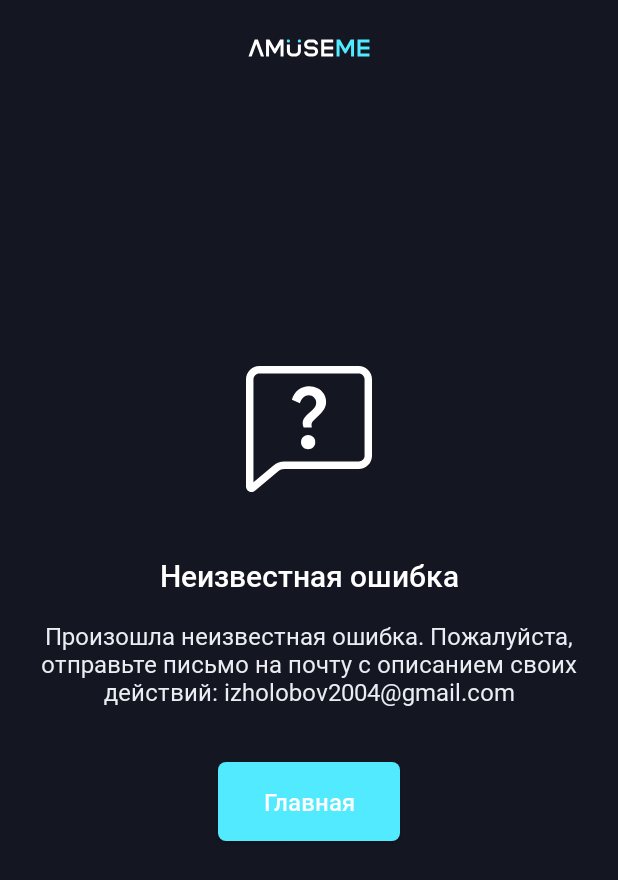
After one commit to Foksen/AmuseMe, an Android app: the ErrorFragment screen opened through its navigation route, on a phone screen of 412 x 824 dp. The commit adds this screen. Shown: the top 880 px of the screen. Run offline under Robolectric (Android 15) with nearby library versions, the phone set to English and light mode, and no system bars; our stand-ins replace Picasso, RxJava; pictures from the network do not load; 1 statement that could not run was skipped.

Commit message:
Error fragment

```diff
--- /dev/null
+++ b/app/src/main/java/com/example/amuseme/ErrorFragment.java
@@ -0,0 +1,55 @@
+package com.example.amuseme;
+
+import android.os.Bundle;
+import android.view.LayoutInflater;
+import android.view.View;
+import android.view.ViewGroup;
+
+import androidx.annotation.NonNull;
+import androidx.annotation.Nullable;
+import androidx.fragment.app.Fragment;
+import androidx.navigation.Navigation;
+
+import com.example.amuseme.databinding.FragmentErrorBinding;
+
+public class ErrorFragment extends Fragment {
+    FragmentErrorBinding binding;
+
+    @Nullable
+    @Override
+    public View onCreateView(@NonNull LayoutInflater inflater, @Nullable ViewGroup container, @Nullable Bundle savedInstanceState) {
+        binding = FragmentErrorBinding.inflate(inflater, container, false);
+
+        assert getArguments() != null;
+        int errorCode = getArguments().getInt("errorCode");
+
+        switch (errorCode) {
+            case ErrorTypes.CODE_0_UNKNOWN_ERROR:
+                binding.errorImg.setImageResource(R.drawable.error_unknown);
+                binding.errorTitle.setText(R.string.error_0_title);
+                binding.errorDesc.setText(R.string.error_0_desc);
+                break;
+            case ErrorTypes.CODE_1_CONNECTION_ERROR:
+                binding.errorImg.setImageResource(R.drawable.error_connection);
+                binding.errorTitle.setText(R.string.error_1_title);
+                binding.errorDesc.setText(R.string.error_1_desc);
+                break;
+            case ErrorTypes.CODE_2_INTERNAL_ERROR:
+                binding.errorImg.setImageResource(R.drawable.error_client);
+                binding.errorTitle.setText(R.string.error_2_title);
+                binding.errorDesc.setText(R.string.error_2_desc);
+                break;
+            default:
+                binding.errorImg.setImageResource(R.drawable.error_unknown);
+                binding.errorTitle.setText(R.string.error_title_holder);
+                binding.errorDesc.setText(R.string.error_desc_holder);
+                break;
+        }
+
+        binding.errorBtn.setOnClickListener((View v) -> {
+            Navigation.findNavController(binding.getRoot()).popBackStack();
+        });
+
+        return binding.getRoot();
+    }
+}
--- /dev/null
+++ b/app/src/main/res/drawable/error_client.xml
@@ -0,0 +1,30 @@
+<vector xmlns:android="http://schemas.android.com/apk/res/android"
+    android:width="128dp"
+    android:height="128dp"
+    android:viewportWidth="128"
+    android:viewportHeight="128">
+  <path
+      android:pathData="M23.69,30.25C23.69,24.55 28.3,19.94 34,19.94H71.5C77.2,19.94 81.81,24.55 81.81,30.25V58.38C81.81,59.93 80.55,61.19 79,61.19C77.45,61.19 76.19,59.93 76.19,58.38V30.25C76.19,27.66 74.09,25.56 71.5,25.56H34C31.41,25.56 29.31,27.66 29.31,30.25V97.75C29.31,100.34 31.41,102.44 34,102.44H64C65.55,102.44 66.81,103.7 66.81,105.25C66.81,106.8 65.55,108.06 64,108.06H34C28.3,108.06 23.69,103.45 23.69,97.75V30.25Z"
+      android:fillColor="#ffffff"
+      android:fillType="evenOdd"/>
+  <path
+      android:pathData="M35.36,21.27C35.87,20.44 36.78,19.94 37.75,19.94H67.75C68.72,19.94 69.63,20.44 70.14,21.27C70.65,22.1 70.7,23.14 70.27,24.01L67.55,29.43C66.44,31.66 64.17,33.06 61.68,33.06H43.82C41.33,33.06 39.06,31.66 37.95,29.43L35.23,24.01C34.8,23.14 34.85,22.1 35.36,21.27ZM42.3,25.56L42.98,26.92C43.14,27.24 43.46,27.44 43.82,27.44H61.68C62.04,27.44 62.36,27.24 62.52,26.92L63.2,25.56H42.3Z"
+      android:fillColor="#ffffff"
+      android:fillType="evenOdd"/>
+  <path
+      android:pathData="M42.44,94C42.44,92.45 43.7,91.19 45.25,91.19H60.25C61.8,91.19 63.06,92.45 63.06,94C63.06,95.55 61.8,96.81 60.25,96.81H45.25C43.7,96.81 42.44,95.55 42.44,94Z"
+      android:fillColor="#ffffff"
+      android:fillType="evenOdd"/>
+  <path
+      android:pathData="M86.5,70.56C77.7,70.56 70.56,77.7 70.56,86.5C70.56,95.3 77.7,102.44 86.5,102.44C95.3,102.44 102.44,95.3 102.44,86.5C102.44,77.7 95.3,70.56 86.5,70.56ZM64.94,86.5C64.94,74.59 74.59,64.94 86.5,64.94C98.41,64.94 108.06,74.59 108.06,86.5C108.06,98.41 98.41,108.06 86.5,108.06C74.59,108.06 64.94,98.41 64.94,86.5Z"
+      android:fillColor="#ffffff"
+      android:fillType="evenOdd"/>
+  <path
+      android:pathData="M86.5,72.44C88.05,72.44 89.31,73.7 89.31,75.25V86.5C89.31,88.05 88.05,89.31 86.5,89.31C84.95,89.31 83.69,88.05 83.69,86.5V75.25C83.69,73.7 84.95,72.44 86.5,72.44Z"
+      android:fillColor="#ffffff"
+      android:fillType="evenOdd"/>
+  <path
+      android:pathData="M86.5,91.19C88.05,91.19 89.31,92.45 89.31,94V97.75C89.31,99.3 88.05,100.56 86.5,100.56C84.95,100.56 83.69,99.3 83.69,97.75V94C83.69,92.45 84.95,91.19 86.5,91.19Z"
+      android:fillColor="#ffffff"
+      android:fillType="evenOdd"/>
+</vector>
--- /dev/null
+++ b/app/src/main/res/drawable/error_connection.xml
@@ -0,0 +1,15 @@
+<vector xmlns:android="http://schemas.android.com/apk/res/android"
+    android:width="128dp"
+    android:height="128dp"
+    android:viewportWidth="128"
+    android:viewportHeight="128">
+  <path
+      android:pathData="M47,107.54C47,109.44 45.44,111 43.54,111C41.62,111 40.08,109.44 40.08,107.54C40.08,96.72 31.27,87.92 20.46,87.92C18.55,87.92 17,86.37 17,84.46C17,82.55 18.55,81 20.46,81C35.09,81 47,92.91 47,107.54Z"
+      android:fillColor="#ffffff"/>
+  <path
+      android:pathData="M70.19,107.54C70.19,109.44 68.63,111 66.72,111C64.8,111 63.25,109.44 63.25,107.54C63.25,84.04 44.06,64.91 20.47,64.91C18.55,64.91 17,63.35 17,61.45C17,59.54 18.55,58 20.47,58C47.88,58 70.19,80.22 70.19,107.54ZM93.31,107.54C93.31,109.44 91.75,111 89.84,111C87.92,111 86.37,109.44 86.37,107.54C86.37,93.38 81.83,80.26 74.15,69.52H82.48C89.35,80.58 93.31,93.61 93.31,107.54ZM61.86,47.86L58.54,53.99C47.78,46.36 34.64,41.87 20.47,41.87C18.55,41.87 17,40.31 17,38.41C17,36.5 18.55,34.95 20.47,34.95C35.84,34.95 50.09,39.73 61.86,47.86ZM110.71,61.51L87.25,18.21C86.66,17.12 85.63,17 85.22,17C84.8,17 83.77,17.12 83.18,18.21L59.71,61.51C59.16,62.55 59.56,63.45 59.77,63.78C59.97,64.13 60.57,64.91 61.75,64.91H108.68C109.87,64.91 110.46,64.13 110.67,63.78C110.86,63.45 111.28,62.55 110.71,61.51ZM85.22,58C83.94,58 82.91,56.96 82.91,55.69C82.91,54.41 83.94,53.39 85.22,53.39C86.49,53.39 87.53,54.41 87.53,55.69C87.53,56.96 86.49,58 85.22,58ZM87.53,46.47C87.53,47.74 86.49,48.78 85.22,48.78C83.94,48.78 82.91,47.74 82.91,46.47V30.34C82.91,29.06 83.94,28.04 85.22,28.04C86.49,28.04 87.53,29.06 87.53,30.34V46.47Z"
+      android:fillColor="#ffffff"/>
+  <path
+      android:pathData="M20.5,111C22.43,111 24,109.43 24,107.5C24,105.57 22.43,104 20.5,104C18.57,104 17,105.57 17,107.5C17,109.43 18.57,111 20.5,111Z"
+      android:fillColor="#ffffff"/>
+</vector>
--- /dev/null
+++ b/app/src/main/res/drawable/error_unknown.xml
@@ -0,0 +1,12 @@
+<vector xmlns:android="http://schemas.android.com/apk/res/android"
+    android:width="128dp"
+    android:height="128dp"
+    android:viewportWidth="128"
+    android:viewportHeight="128">
+  <path
+      android:pathData="M59.78,60.14C59.79,58.85 60.21,57.59 60.99,56.57C62.05,55.21 63.25,53.97 64.58,52.88C65.77,51.84 66.87,50.7 67.86,49.46C68.47,48.59 68.79,47.54 68.77,46.47C68.78,45.81 68.67,45.16 68.43,44.55C68.18,43.94 67.82,43.39 67.36,42.93C66.9,42.46 66.36,42.09 65.75,41.85C65.15,41.6 64.5,41.48 63.85,41.48C62.54,41.47 61.28,41.96 60.32,42.84C59.2,43.92 58.39,45.28 57.95,46.78L52.61,44.44C53.29,41.83 54.79,39.51 56.89,37.82C58.96,36.26 61.5,35.45 64.09,35.51C66.06,35.49 68.01,35.95 69.77,36.84C71.45,37.68 72.86,38.97 73.87,40.56C74.89,42.18 75.41,44.06 75.39,45.98C75.41,47.7 74.95,49.4 74.05,50.87C72.92,52.61 71.55,54.17 69.98,55.52C68.79,56.54 67.66,57.64 66.61,58.81C66.01,59.5 65.68,60.39 65.67,61.31C65.69,61.87 65.77,62.43 65.92,62.97H60.46C60.03,62.08 59.8,61.12 59.78,60.14ZM63.42,77.5C62.8,77.52 62.18,77.4 61.6,77.17C61.02,76.94 60.49,76.59 60.05,76.15C59.6,75.71 59.25,75.18 59.02,74.6C58.78,74.01 58.67,73.39 58.68,72.76C58.67,72.13 58.78,71.5 59.02,70.91C59.25,70.32 59.61,69.79 60.05,69.34C60.49,68.89 61.01,68.54 61.59,68.3C62.17,68.06 62.8,67.94 63.42,67.96C64.05,67.94 64.68,68.06 65.26,68.3C65.85,68.53 66.38,68.89 66.82,69.34C67.26,69.79 67.61,70.32 67.84,70.91C68.07,71.5 68.18,72.13 68.16,72.76C68.18,73.39 68.07,74.01 67.83,74.6C67.6,75.18 67.24,75.71 66.8,76.15C66.35,76.59 65.83,76.94 65.25,77.17C64.67,77.4 64.05,77.51 63.42,77.5Z"
+      android:fillColor="#ffffff"/>
+  <path
+      android:pathData="M25.66,106C25.12,106 24.59,105.88 24.11,105.65C23.47,105.36 22.94,104.89 22.57,104.3C22.19,103.71 22,103.03 22,102.33V30.9C22,28.54 22.94,26.28 24.6,24.61C26.26,22.94 28.52,22 30.87,22H97.13C99.48,22 101.74,22.94 103.4,24.61C105.06,26.28 106,28.54 106,30.9V81.76C106,84.12 105.06,86.38 103.4,88.05C101.74,89.72 99.48,90.66 97.13,90.66H47.55C46.06,90.66 44.62,91.18 43.48,92.14L27.99,105.14C27.34,105.69 26.51,106 25.66,106ZM30.87,26.98C29.83,26.98 28.84,27.4 28.11,28.13C27.38,28.87 26.97,29.86 26.97,30.9V99.51L40.3,88.32C42.33,86.61 44.9,85.68 47.55,85.68H97.13C98.17,85.68 99.16,85.26 99.89,84.53C100.62,83.8 101.03,82.8 101.04,81.76V30.9C101.03,29.86 100.62,28.87 99.89,28.13C99.16,27.4 98.17,26.98 97.13,26.98H30.87Z"
+      android:fillColor="#ffffff"/>
+</vector>
--- /dev/null
+++ b/app/src/main/res/layout/fragment_error.xml
@@ -0,0 +1,122 @@
+<?xml version="1.0" encoding="utf-8"?>
+<androidx.constraintlayout.widget.ConstraintLayout xmlns:android="http://schemas.android.com/apk/res/android"
+    android:layout_width="match_parent"
+    android:layout_height="match_parent"
+    xmlns:app="http://schemas.android.com/apk/res-auto">
+
+    <androidx.constraintlayout.widget.ConstraintLayout
+        android:layout_width="match_parent"
+        android:layout_height="0dp"
+        app:layout_constraintTop_toBottomOf="@id/controlBar"
+        app:layout_constraintStart_toStartOf="parent"
+        app:layout_constraintEnd_toEndOf="parent"
+        app:layout_constraintBottom_toBottomOf="parent"
+        android:paddingStart="20dp"
+        android:paddingEnd="20dp">
+
+        <Space
+            android:id="@+id/errorSpaceTop"
+            android:layout_width="match_parent"
+            android:layout_height="0dp"
+            app:layout_constraintTop_toTopOf="parent"
+            app:layout_constraintStart_toStartOf="parent"
+            app:layout_constraintEnd_toEndOf="parent"
+            app:layout_constraintBottom_toTopOf="@id/errorImg"/>
+
+        <ImageView
+            android:id="@+id/errorImg"
+            android:layout_width="128dp"
+            android:layout_height="128dp"
+            app:layout_constraintTop_toBottomOf="@id/errorSpaceTop"
+            app:layout_constraintStart_toStartOf="parent"
+            app:layout_constraintEnd_toEndOf="parent"
+            app:layout_constraintBottom_toTopOf="@id/errorTitle"
+            android:src="@drawable/error_unknown"
+            android:scaleType="centerCrop"
+            android:layout_marginBottom="20dp"
+            android:contentDescription="@string/error_img_desc"/>
+
+        <TextView
+            android:id="@+id/errorTitle"
+            android:layout_width="wrap_content"
+            android:layout_height="wrap_content"
+            app:layout_constraintTop_toBottomOf="@id/errorImg"
+            app:layout_constraintStart_toStartOf="parent"
+            app:layout_constraintEnd_toEndOf="parent"
+            app:layout_constraintBottom_toTopOf="@id/errorDesc"
+            android:text="@string/error_title_holder"
+            style="@style/textTitleStyle"
+            android:textSize="20sp"
+            android:layout_marginBottom="15dp"
+            android:textAlignment="center"/>
+
+        <TextView
+            android:id="@+id/errorDesc"
+            android:layout_width="wrap_content"
+            android:layout_height="wrap_content"
+            app:layout_constraintTop_toBottomOf="@id/errorTitle"
+            app:layout_constraintStart_toStartOf="parent"
+            app:layout_constraintEnd_toEndOf="parent"
+            app:layout_constraintBottom_toTopOf="@id/errorBtn"
+            android:text="@string/error_desc_holder"
+            style="@style/textContentStyle"
+            android:textAlignment="center"
+            android:textSize="16sp"
+            android:layout_marginBottom="30dp"/>
+
+        <com.google.android.material.button.MaterialButton
+            android:id="@+id/errorBtn"
+            android:layout_width="wrap_content"
+            android:layout_height="wrap_content"
+            app:layout_constraintTop_toBottomOf="@id/errorDesc"
+            app:layout_constraintStart_toStartOf="parent"
+            app:layout_constraintEnd_toEndOf="parent"
+            app:layout_constraintBottom_toTopOf="@id/errorSpaceBottom"
+            android:text="@string/error_btn_text"
+            android:textSize="16sp"
+            android:paddingTop="15dp"
+            android:paddingBottom="15dp"
+            android:paddingStart="30dp"
+            android:paddingEnd="30dp"
+            app:cornerRadius="5dp"
+            android:fontFamily="@font/roboto_medium"
+            android:letterSpacing="0"
+            android:textAllCaps="false"
+            android:layout_marginBottom="100dp"/>
+
+        <Space
+            android:id="@+id/errorSpaceBottom"
+            android:layout_width="match_parent"
+            android:layout_height="0dp"
+            app:layout_constraintTop_toBottomOf="@id/errorBtn"
+            app:layout_constraintStart_toStartOf="parent"
+            app:layout_constraintEnd_toEndOf="parent"
+            app:layout_constraintBottom_toBottomOf="parent" />
+
+    </androidx.constraintlayout.widget.ConstraintLayout>
+
+    <androidx.constraintlayout.widget.ConstraintLayout
+        android:id="@+id/controlBar"
+        android:layout_width="match_parent"
+        android:layout_height="@dimen/controlBarHeight"
+        app:layout_constraintEnd_toEndOf="parent"
+        app:layout_constraintStart_toStartOf="parent"
+        app:layout_constraintTop_toTopOf="parent"
+        app:layout_constraintBottom_toBottomOf="parent"
+        app:layout_constraintVertical_bias="0">
+
+        <ImageView
+            android:id="@+id/controlBarLogo"
+            android:layout_width="wrap_content"
+            android:layout_height="20dp"
+            android:contentDescription="@string/logo_desc"
+            android:src="@drawable/icon_logo_dark"
+            app:layout_constraintBottom_toBottomOf="parent"
+            app:layout_constraintEnd_toEndOf="parent"
+            app:layout_constraintStart_toStartOf="parent"
+            app:layout_constraintTop_toTopOf="parent"
+            android:adjustViewBounds="true"/>
+
+    </androidx.constraintlayout.widget.ConstraintLayout>
+
+</androidx.constraintlayout.widget.ConstraintLayout>
--- a/app/src/main/res/navigation/nav_graph.xml
+++ b/app/src/main/res/navigation/nav_graph.xml
@@ -36,6 +36,17 @@
             app:exitAnim="@anim/fragment_slide_out_left"
             app:popEnterAnim="@anim/fragment_slide_in_left"
             app:popExitAnim="@anim/fragment_slide_out_right" />
+        <action
+            android:id="@+id/action_generatorFragment_to_errorFragment"
+            app:destination="@id/errorFragment"
+            app:enterAnim="@anim/fragment_slide_in_right"
+            app:exitAnim="@anim/fragment_slide_out_left"
+            app:popEnterAnim="@anim/fragment_slide_in_left"
+            app:popExitAnim="@anim/fragment_slide_out_right" />
     </fragment>
+    <fragment
+        android:id="@+id/errorFragment"
+        android:name="com.example.amuseme.ErrorFragment"
+        android:label="ErrorFragment" />
 
 </navigation>
--- a/app/src/main/res/values-night/themes.xml
+++ b/app/src/main/res/values-night/themes.xml
@@ -2,8 +2,8 @@
     <!-- Base application theme. -->
     <style name="Theme.AmuseMe" parent="Theme.MaterialComponents.DayNight.NoActionBar">
         <!-- Primary brand color. -->
-        <item name="colorPrimary">@color/purple_200</item>
-        <item name="colorPrimaryVariant">@color/purple_700</item>
+        <item name="colorPrimary">@color/sky_blue</item>
+        <item name="colorPrimaryVariant">@color/sea_blue</item>
         <item name="colorOnPrimary">@color/black</item>
         <!-- Secondary brand color. -->
         <item name="colorSecondary">@color/teal_200</item>
--- a/app/src/main/res/values/colors.xml
+++ b/app/src/main/res/values/colors.xml
@@ -5,13 +5,15 @@
     <color name="purple_700">#FF3700B3</color>
     <color name="teal_200">#FF03DAC5</color>
     <color name="teal_700">#FF018786</color>
+
     <color name="black">#FF000000</color>
     <color name="white">#FFFFFFFF</color>
     <color name="gray_100">#ECEDF2</color>
-    <color name="electric">#51EAFF</color>
     <color name="red_rose">#E20338</color>
     <color name="green_spring">#00DC7D</color>
     <color name="background">#141622</color>
     <color name="gradient_shadow_start">#B314161E</color>
     <color name="gradient_shadow_end">#0014161E</color>
+    <color name="sky_blue">#51EAFF</color>
+    <color name="sea_blue">#24A2D4</color>
 </resources>
--- a/app/src/main/res/values/strings.xml
+++ b/app/src/main/res/values/strings.xml
@@ -24,4 +24,16 @@
     <string name="amusement_title_holder">Amusement title</string>
     <string name="amusement_desc_holder">Amusement holder. Lorem ipsum dolor sit amet, consectetur adipiscing elit.\nPellentesque quis ex vitae nulla maximus cursus. Aenean lorem elit, mattis sit amet euismod eu, mollis vel justo</string>
 
+    <string name="error_img_desc">Error image</string>
+    <string name="error_title_holder">Error title</string>
+    <string name="error_desc_holder">Error holder. Lorem ipsum dolor sit amet, consectetur adipiscing elit. Pellentesque quis ex vitae nulla maximus cursus</string>
+    <string name="error_btn_text">Главная</string>
+
+    <string name="error_0_title">Неизвестная ошибка</string>
+    <string name="error_0_desc">Произошла неизвестная ошибка. Пожалуйста, отправьте письмо на почту с описанием своих действий: izholobov2004@gmail.com</string>
+    <string name="error_1_title">Нет подключения к Интернету</string>
+    <string name="error_1_desc">Не удаётся подключиться к серверу. Вернитесь на главную и проверьте своё подключение к сети Интернет</string>
+    <string name="error_2_title">Ошибка при обработке запроса</string>
+    <string name="error_2_desc">Попробуйте сделать ещё одну попытку через 5 мин. Если проблема осталась - напишите об этом на почту: izholobov2004@gmail.com</string>
+
 </resources>
--- a/app/src/main/res/values/styles.xml
+++ b/app/src/main/res/values/styles.xml
@@ -4,4 +4,44 @@
         <item name="cornerFamily">rounded</item>
         <item name="cornerSize">15dp</item>
     </style>
+
+    <style name="textTitleStyle">
+        <item name="android:fontFamily">@font/roboto_medium</item>
+        <item name="android:textColor">@color/white</item>
+    </style>
+
+    <style name="controlBarTextStyle" parent="textTitleStyle">
+        <item name="android:textSize">@dimen/controlBarTitleSize</item>
+    </style>
+
+    <style name="themeItemTitleStyle" parent="textTitleStyle">
+        <item name="android:textSize">@dimen/themeItemTitleSize</item>
+    </style>
+
+    <style name="amusementTitleStyle" parent="textTitleStyle">
+        <item name="android:textSize">@dimen/amusementTitleSize</item>
+    </style>
+
+
+    <style name="textContentStyle">
+        <item name="android:fontFamily">@font/roboto_regular</item>
+        <item name="android:textColor">@color/gray_100</item>
+    </style>
+
+    <style name="generatorHelpTextStyle" parent="textContentStyle">
+        <item name="android:textSize">@dimen/generatorHelpSize</item>
+    </style>
+
+    <style name="themeItemDescStyle" parent="textContentStyle">
+        <item name="android:textSize">@dimen/themeItemDescSize</item>
+    </style>
+
+    <style name="amusementDescStyle" parent="textContentStyle">
+        <item name="android:textSize">@dimen/amusementDescSize</item>
+    </style>
+
+    <style name="amusementButtonsTextStyle" parent="textContentStyle">
+        <item name="android:textSize">@dimen/amusementButtonsTextSize</item>
+    </style>
+
 </resources>
--- a/app/src/main/res/values/themes.xml
+++ b/app/src/main/res/values/themes.xml
@@ -2,8 +2,8 @@
     <!-- Base application theme. -->
     <style name="Theme.AmuseMe" parent="Theme.MaterialComponents.DayNight.NoActionBar">
         <!-- Primary brand color. -->
-        <item name="colorPrimary">@color/purple_500</item>
-        <item name="colorPrimaryVariant">@color/purple_700</item>
+        <item name="colorPrimary">@color/sky_blue</item>
+        <item name="colorPrimaryVariant">@color/sea_blue</item>
         <item name="colorOnPrimary">@color/white</item>
         <!-- Secondary brand color. -->
         <item name="colorSecondary">@color/teal_200</item>
```
Also changed, not shown: app/src/main/java/com/example/amuseme/ErrorTypes.java (added, +7 -0 lines), app/src/main/java/com/example/amuseme/GeneratorFragment.java (+25 -10 lines), app/src/main/res/font/roboto_font.xml (deleted, +0 -15 lines), app/src/main/res/layout/fragment_amusement.xml (+6 -16 lines), app/src/main/res/layout/fragment_generator.xml (+3 -5 lines), app/src/main/res/layout/fragment_themes.xml (+2 -5 lines), app/src/main/res/layout/theme_item.xml (+2 -6 lines), app/src/main/res/values/dimens.xml (added, +16 -0 lines).
